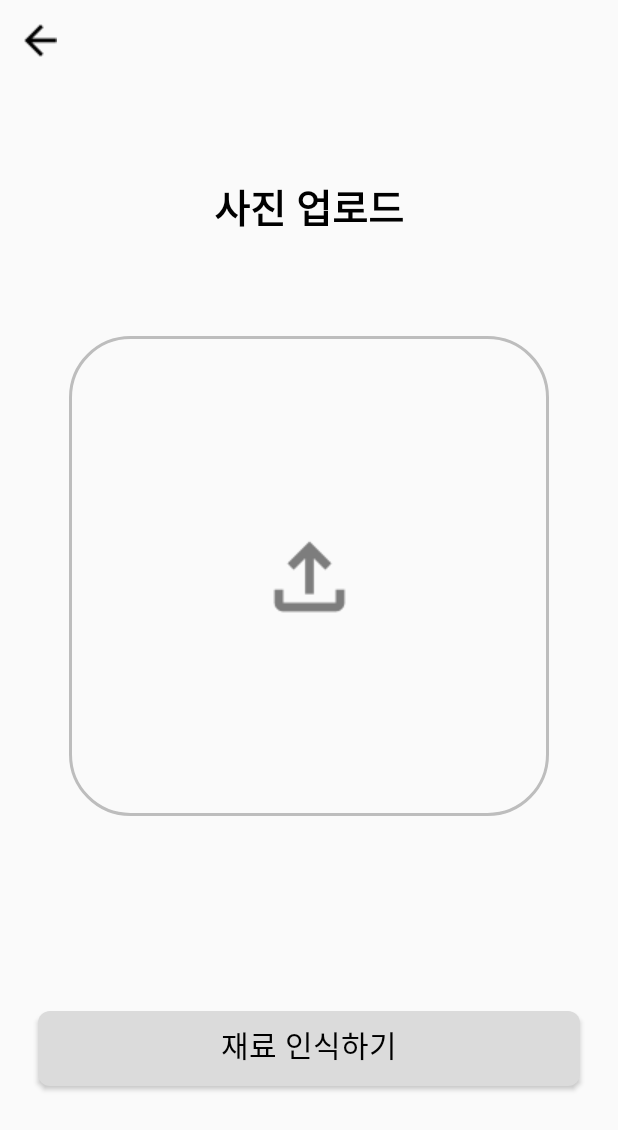
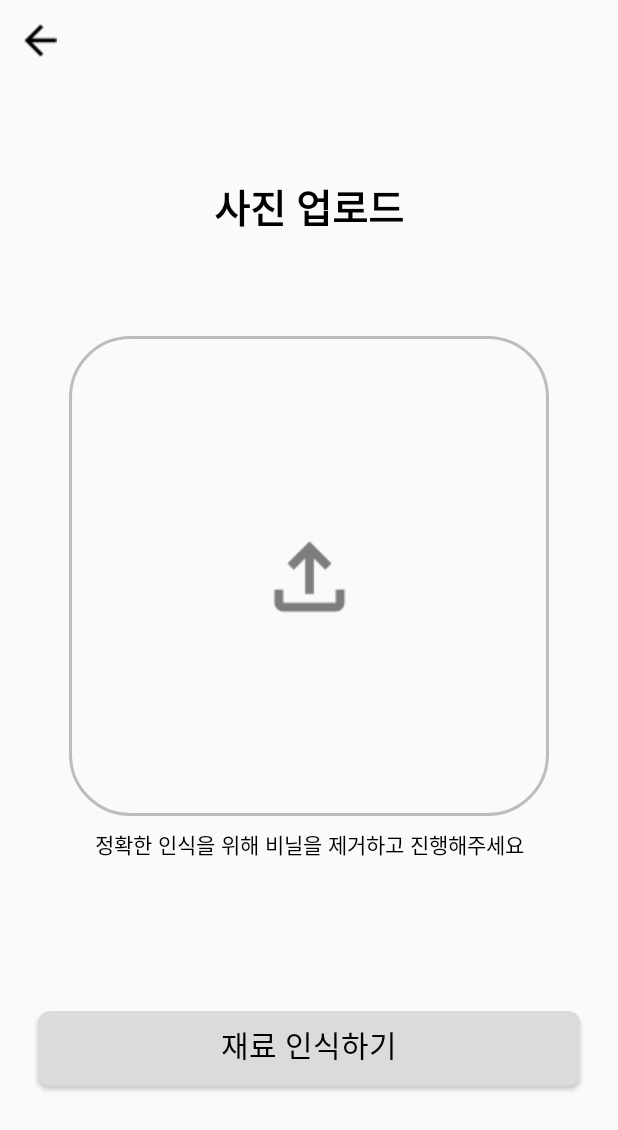
Before and after one commit to YeRimmm-Cho/FLOW_FE, an Android app built with Jetpack Compose: the UploadActivity screen opened directly, with no data from a screen before it, on a phone screen of 412 x 824 dp. Shown: the top 1130 px of the screen. Run offline under Robolectric (Android 15) with nearby library versions, the phone set to English and light mode, and no system bars; pictures from the network do not load.

Commit message:
Feat: 이미지 업로드 및 인식 관련 서비스 정의

```diff
--- a/app/src/main/res/layout/activity_upload.xml
+++ b/app/src/main/res/layout/activity_upload.xml
@@ -48,6 +48,20 @@
         android:clickable="true"
         />
 
+    <!-- 안내 텍스트 -->
+    <TextView
+        android:id="@+id/instructionText"
+        android:layout_width="wrap_content"
+        android:layout_height="wrap_content"
+        android:text="정확한 인식을 위해 비닐을 제거하고 진행해주세요"
+        android:textSize="14sp"
+        android:textColor="@android:color/black"
+        android:gravity="center"
+        android:layout_marginTop="8dp"
+        app:layout_constraintTop_toBottomOf="@id/uploadContainer"
+        app:layout_constraintStart_toStartOf="parent"
+        app:layout_constraintEnd_toEndOf="parent" />
+
     <!-- 재료 인식 버튼 -->
     <Button
         android:id="@+id/recognizeButton"
```
